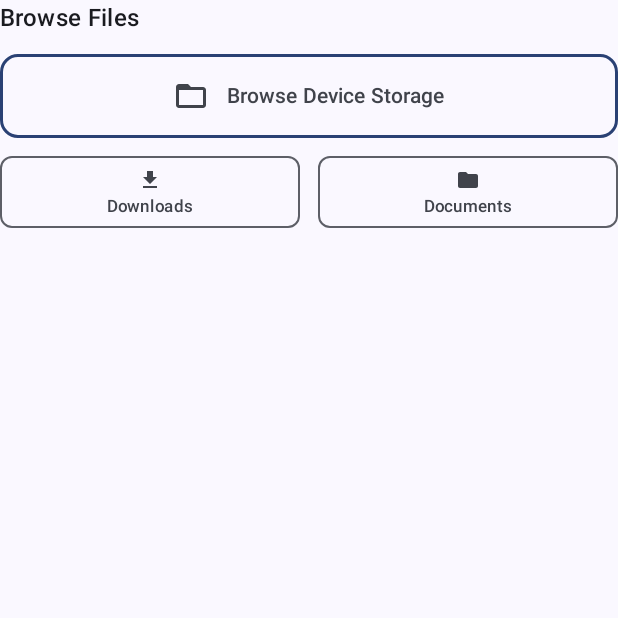
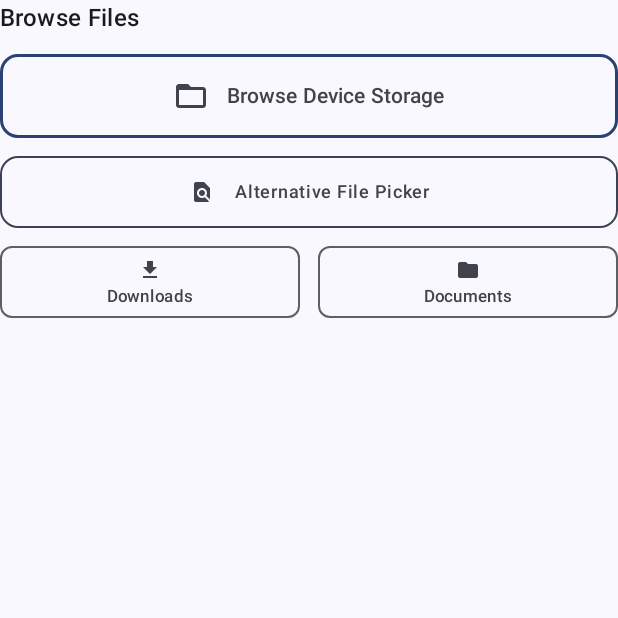
Before and after one commit to HashenUdara/kotlin-text-editor, an Android app built with Jetpack Compose: the composable BrowseFilesSection shown on its own in the app's theme, on a phone screen of 412 x 824 dp, the top half of it. Run offline under Robolectric (Android 15) with nearby library versions, the phone set to English and light mode, and no system bars; 5 statements that could not run were skipped.

Commit message:
Fix file explorer not opening - Added dual file picker approach with OpenDocument and GetContent launchers

```diff
--- a/app/src/main/java/com/kotlintexteditor/ui/dialogs/FileBrowserDialog.kt
+++ b/app/src/main/java/com/kotlintexteditor/ui/dialogs/FileBrowserDialog.kt
@@ -28,6 +28,7 @@ fun FileBrowserDialog(
     isVisible: Boolean,
     onDismiss: () -> Unit,
     onOpenFile: () -> Unit,
+    onOpenFileAlternative: () -> Unit = {},
     onOpenRecentFile: (RecentFile) -> Unit = {},
     recentFiles: List<RecentFile> = emptyList()
 ) {
@@ -57,7 +58,8 @@ fun FileBrowserDialog(
 
                 // Browse Files Section
                 BrowseFilesSection(
-                    onOpenFile = onOpenFile
+                    onOpenFile = onOpenFile,
+                    onOpenFileAlternative = onOpenFileAlternative
                 )
 
                 HorizontalDivider()
@@ -111,7 +113,8 @@ private fun DialogHeader(
 
 @Composable
 private fun BrowseFilesSection(
-    onOpenFile: () -> Unit
+    onOpenFile: () -> Unit,
+    onOpenFileAlternative: () -> Unit = {}
 ) {
     Column(
         verticalArrangement = Arrangement.spacedBy(12.dp)
@@ -146,6 +149,31 @@ private fun BrowseFilesSection(
                 text = "Browse Device Storage",
                 style = MaterialTheme.typography.labelLarge,
                 fontWeight = FontWeight.Medium
+            )
+        }
+
+        // Alternative browse button
+        OutlinedButton(
+            onClick = onOpenFileAlternative,
+            modifier = Modifier
+                .fillMaxWidth()
+                .height(48.dp),
+            shape = RoundedCornerShape(12.dp),
+            border = BorderStroke(
+                width = 1.dp,
+                color = MaterialTheme.colorScheme.secondary
+            ),
+            contentPadding = PaddingValues(16.dp)
+        ) {
+            Icon(
+                imageVector = Icons.Default.FindInPage,
+                contentDescription = null,
+                modifier = Modifier.size(20.dp)
+            )
+            Spacer(modifier = Modifier.width(12.dp))
+            Text(
+                text = "Alternative File Picker",
+                style = MaterialTheme.typography.labelMedium
             )
         }
 
```
Also changed, not shown: app/src/main/java/com/kotlintexteditor/MainActivity.kt (+18 -2 lines).
